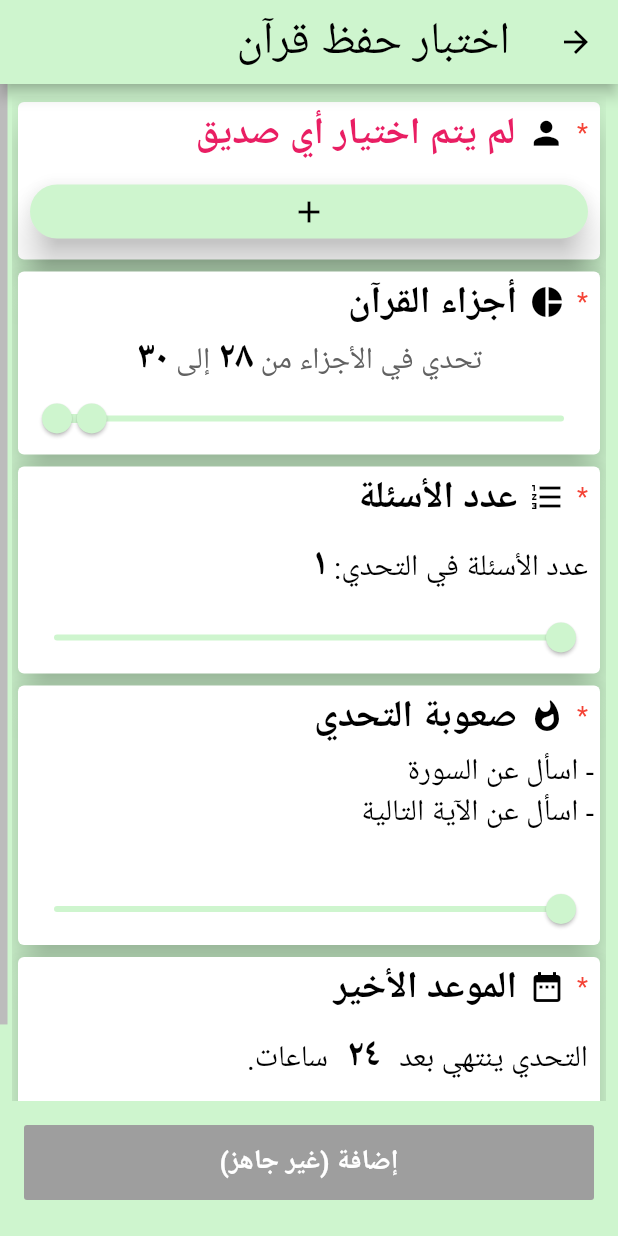
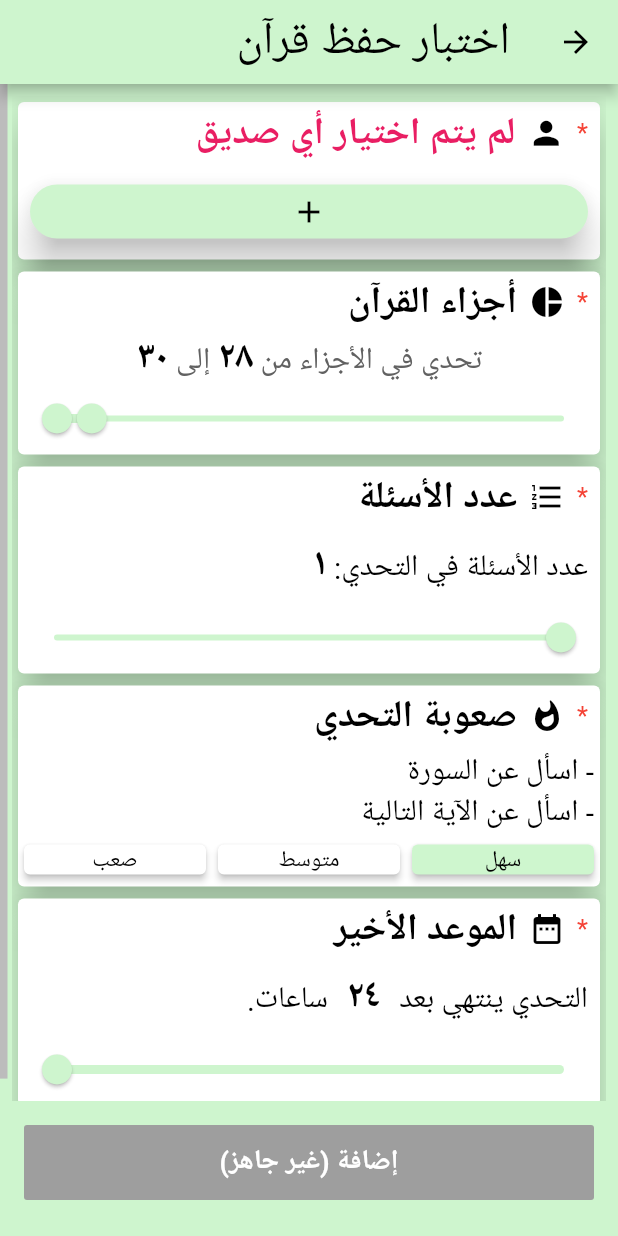
Before and after one commit to tanafaso/tanafaso-frontend, a Flutter app: the CreateMemorizationChallengeScreen screen opened directly, on a phone screen of 412 x 824 dp. Run offline on Flutter 3.47's test engine with Material 2 defaults, Android fonts, the phone set to English and light mode, and no system bars; drawn by our look-alikes of auto_size_text; our stand-ins replace confetti, firebase_core, firebase_messaging, flutter_local_notifications, flutter_secure_storage, flutter_signin_button and 9 more; missing offline and left inert: clear_all_notifications, crisp, feature_discovery, flutter_facebook_login, flutter_ringtone_player, flutter_statusbarcolor; accounts and stored records are empty.

Commit message:
[Memorization Challenge] Fix difficulty picker (#512)

```diff
--- a/lib/views/core_views/challenges/create_challenge/create_memorization_challenge_screen.dart
+++ b/lib/views/core_views/challenges/create_challenge/create_memorization_challenge_screen.dart
@@ -278,19 +278,68 @@ class _CreateMemorizationChallengeScreenState
                                 padding: const EdgeInsets.all(4.0),
                                 child: getDifficultyDescriptionWidget(),
                               ),
-                              Slider(
-                                value: _difficulty.toDouble(),
-                                activeColor:
-                                    Theme.of(context).colorScheme.primary,
-                                inactiveColor:
-                                    Theme.of(context).colorScheme.primary,
-                                min: 1,
-                                max: 3,
-                                divisions: 3,
-                                onChanged: (value) =>
-                                    setState(() => _difficulty = value.toInt()),
-                                label:
-                                    "${ArabicUtils.englishToArabic(_difficulty.toString())}",
+                              Padding(
+                                padding: const EdgeInsets.only(bottom: 4.0),
+                                child: Row(
+                                  children: [
+                                    Expanded(
+                                        child: GestureDetector(
+                                      onTap: () {
+                                        setState(() {
+                                          _difficulty = 1;
+                                        });
+                                      },
+                                      child: Card(
+                                        elevation: 2,
+                                        color: _difficulty == 1
+                                            ? Theme.of(context).primaryColor
+                                            : Theme.of(context)
+                                                .colorScheme
+                                                .secondary,
+                                        child: Text(
+                                          'سهل',
+                                          textAlign: TextAlign.center,
+                                        ),
+                                      ),
+                                    )),
+                                    Expanded(
+                                        child: GestureDetector(
+                                      onTap: () {
+                                        setState(() {
+                                          _difficulty = 2;
+                                        });
+                                      },
+                                      child: Card(
+                                        elevation: 2,
+                                        color: _difficulty == 2
+                                            ? Theme.of(context).primaryColor
+                                            : Theme.of(context)
+                                                .colorScheme
+                                                .secondary,
+                                        child: Text('متوسط',
+                                            textAlign: TextAlign.center),
+                                      ),
+                                    )),
+                                    Expanded(
+                                        child: GestureDetector(
+                                      onTap: () {
+                                        setState(() {
+                                          _difficulty = 3;
+                                        });
+                                      },
+                                      child: Card(
+                                        elevation: 2,
+                                        color: _difficulty == 3
+                                            ? Theme.of(context).primaryColor
+                                            : Theme.of(context)
+                                                .colorScheme
+                                                .secondary,
+                                        child: Text('صعب',
+                                            textAlign: TextAlign.center),
+                                      ),
+                                    )),
+                                  ],
+                                ),
                               ),
                             ],
                           ),
@@ -393,21 +442,18 @@ class _CreateMemorizationChallengeScreenState
     String description;
     if (_difficulty == 1) {
       description = '''- اسأل عن السورة
-- اسأل عن الآية التالية
-     ''';
+- اسأل عن الآية التالية''';
     } else if (_difficulty == 2) {
       description = '''- اسأل عن السورة
 - اسأل عن الآية التالية
 - اسأل عن الجزء
-- إسأل عن الآية السابقة
-     ''';
+- إسأل عن الآية السابقة''';
     } else {
       description = '''- اسأل عن السورة
 - اسأل عن الآية التالية
 - اسأل عن الجزء
 - إسأل عن الآية السابقة
-- اسأل عن الربع
-     ''';
+- اسأل عن الربع''';
     }
 
     return Row(
```
Also changed, not shown: 1 other file.
